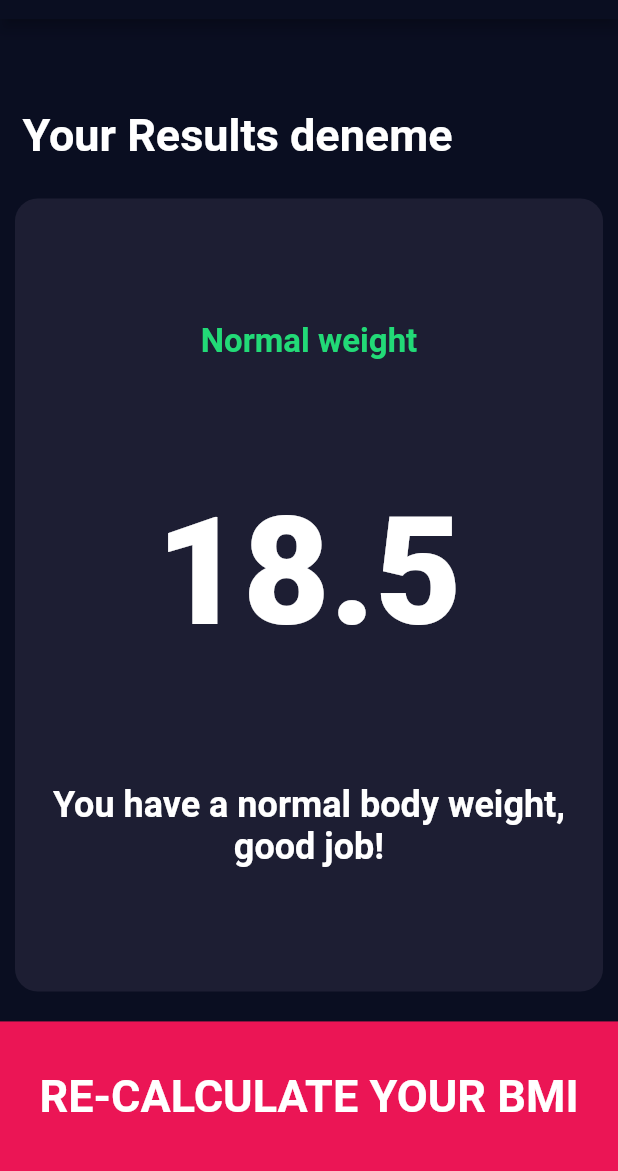
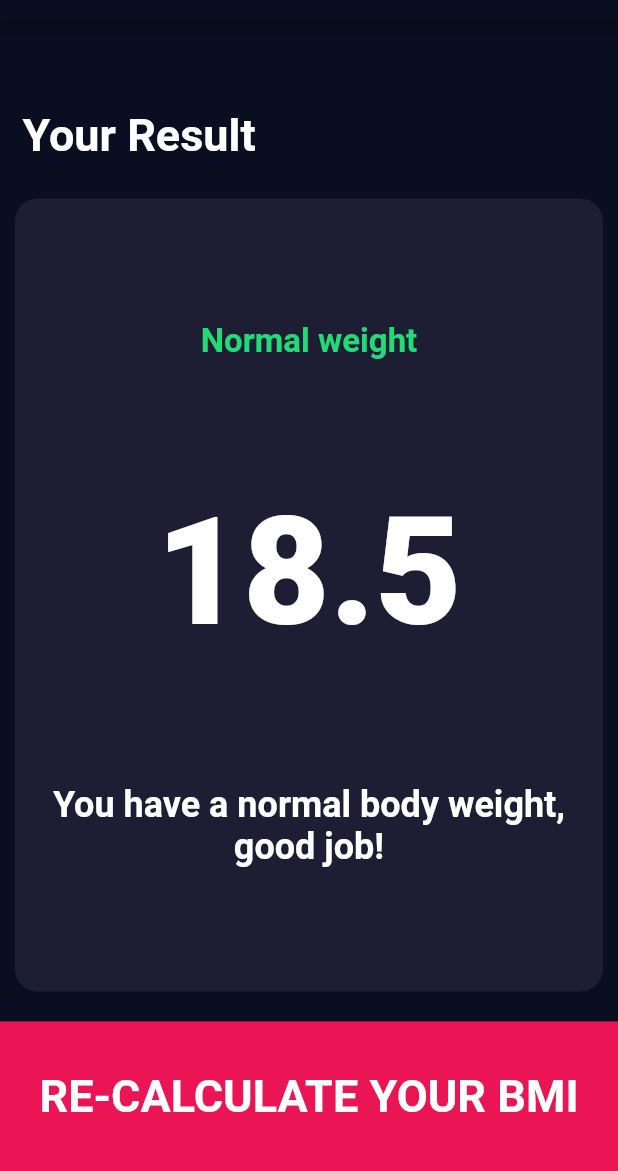
Before and after one commit to ozanbatuhankurucu/bmi-calculator, a Flutter app: the screen it shows after launch, after a tap on "Calculate Your BMI", on a phone screen of 412 x 824 dp, the part 65-1236 px from its top. Run offline on Flutter 3.47's test engine with Material 2 defaults, Android fonts, the phone set to English and light mode, and no system bars; our stand-ins replace font_awesome_flutter.

Commit message:
Eski haline getirildi1

```diff
--- a/lib/screens/result_page.dart
+++ b/lib/screens/result_page.dart
@@ -26,7 +26,7 @@ class ResultPage extends StatelessWidget {
             child: Container(
               alignment: Alignment.bottomLeft,
               padding: EdgeInsets.all(15.0),
-              child: Text("Your Results deneme", style: kResultTitleTextStyle),
+              child: Text("Your Result", style: kResultTitleTextStyle),
             ),
           ),
           Expanded(
```
